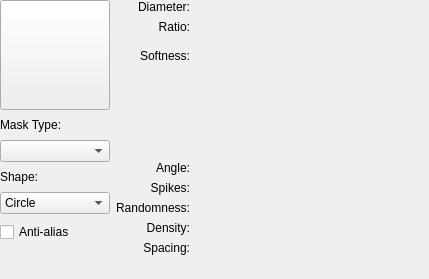
Above: plugins/paintops/libpaintop/forms/wdgautobrush.ui from KDE/krita before the change. Below: the same form after it.
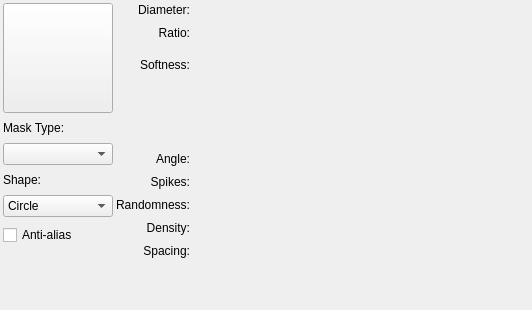
That is the form after the change. Custom widgets are drawn as their Qt base class.

Commit message: reduce the width of the brush editor settings a bit. This will need more changing later

The edit to the form file:
```diff
--- a/plugins/paintops/libpaintop/forms/wdgautobrush.ui
+++ b/plugins/paintops/libpaintop/forms/wdgautobrush.ui
@@ -6,8 +6,8 @@
    <rect>
     <x>0</x>
     <y>0</y>
-    <width>429</width>
-    <height>279</height>
+    <width>532</width>
+    <height>310</height>
    </rect>
   </property>
   <property name="minimumSize">
@@ -16,18 +16,21 @@
     <height>0</height>
    </size>
   </property>
-  <layout class="QGridLayout" name="gridLayout_3" columnstretch="0,1">
+  <layout class="QGridLayout" name="gridLayout_3">
    <property name="leftMargin">
-    <number>0</number>
+    <number>3</number>
    </property>
    <property name="topMargin">
-    <number>0</number>
+    <number>3</number>
    </property>
    <property name="rightMargin">
-    <number>0</number>
+    <number>3</number>
    </property>
    <property name="bottomMargin">
-    <number>0</number>
+    <number>3</number>
+   </property>
+   <property name="spacing">
+    <number>3</number>
    </property>
    <item row="0" column="0">
     <layout class="QVBoxLayout">
@@ -127,44 +130,50 @@
      </item>
     </layout>
    </item>
-   <item row="1" column="1">
-    <spacer name="verticalSpacer">
-     <property name="orientation">
-      <enum>Qt::Vertical</enum>
-     </property>
-     <property name="sizeType">
-      <enum>QSizePolicy::Expanding</enum>
-     </property>
-     <property name="sizeHint" stdset="0">
-      <size>
-       <width>20</width>
-       <height>17</height>
-      </size>
-     </property>
-    </spacer>
-   </item>
    <item row="0" column="1">
-    <layout class="QGridLayout" name="gridLayout_2" columnstretch="0,0,1">
+    <layout class="QGridLayout" name="gridLayout_2" columnstretch="0,0,1,0">
+     <property name="verticalSpacing">
+      <number>9</number>
+     </property>
+     <item row="6" column="1" colspan="2">
+      <widget class="KisDoubleSliderSpinBox" name="density" native="true"/>
+     </item>
+     <item row="5" column="0">
+      <widget class="QLabel" name="lblRandomness">
+       <property name="text">
+        <string>Randomness:</string>
+       </property>
+       <property name="alignment">
+        <set>Qt::AlignRight|Qt::AlignTrailing|Qt::AlignVCenter</set>
+       </property>
+      </widget>
+     </item>
+     <item row="6" column="0">
+      <widget class="QLabel" name="lblDensity">
+       <property name="text">
+        <string>Density:</string>
+       </property>
+       <property name="alignment">
+        <set>Qt::AlignRight|Qt::AlignTrailing|Qt::AlignVCenter</set>
+       </property>
+      </widget>
+     </item>
      <item row="0" column="1" colspan="2">
-      <widget class="KisDoubleSliderSpinBox" name="inputRadius" >
+      <widget class="KisDoubleSliderSpinBox" name="inputRadius" native="true">
+       <property name="sizePolicy">
+        <sizepolicy hsizetype="MinimumExpanding" vsizetype="Preferred">
+         <horstretch>0</horstretch>
+         <verstretch>0</verstretch>
+        </sizepolicy>
+       </property>
        <property name="minimumSize">
         <size>
-         <width>200</width>
+         <width>280</width>
          <height>0</height>
         </size>
        </property>
       </widget>
      </item>
-     <item row="3" column="0">
-      <widget class="QLabel" name="lblAngle">
-       <property name="text">
-        <string>Angle:</string>
-       </property>
-       <property name="alignment">
-        <set>Qt::AlignRight|Qt::AlignTrailing|Qt::AlignVCenter</set>
-       </property>
-      </widget>
-     </item>
      <item row="0" column="0">
       <widget class="QLabel" name="lblDiameter">
        <property name="text">
@@ -185,8 +194,15 @@
        </property>
       </widget>
      </item>
-     <item row="1" column="1" colspan="2">
-      <widget class="KisDoubleSliderSpinBox" name="inputRatio" />
+     <item row="3" column="0">
+      <widget class="QLabel" name="lblAngle">
+       <property name="text">
+        <string>Angle:</string>
+       </property>
+       <property name="alignment">
+        <set>Qt::AlignRight|Qt::AlignTrailing|Qt::AlignVCenter</set>
+       </property>
+      </widget>
      </item>
      <item row="2" column="0" colspan="3">
       <widget class="QStackedWidget" name="stackedWidget">
@@ -329,57 +345,11 @@
        </widget>
       </widget>
      </item>
-     <item row="5" column="0">
-      <widget class="QLabel" name="lblRandomness">
-       <property name="text">
-        <string>Randomness:</string>
-       </property>
-       <property name="alignment">
-        <set>Qt::AlignRight|Qt::AlignTrailing|Qt::AlignVCenter</set>
-       </property>
-      </widget>
-     </item>
-     <item row="4" column="0">
-      <widget class="QLabel" name="lblSpikes">
-       <property name="text">
-        <string>Spikes:</string>
-       </property>
-       <property name="alignment">
-        <set>Qt::AlignRight|Qt::AlignTrailing|Qt::AlignVCenter</set>
-       </property>
-      </widget>
-     </item>
-     <item row="3" column="1" colspan="2">
-      <widget class="KisSliderSpinBox" name="inputAngle" >
-        <property name="minimumSize">
-        <size>
-         <width>200</width>
-         <height>0</height>
-        </size>
-       </property>
-      </widget>
-     </item>
-     <item row="4" column="1" colspan="2">
-      <widget class="KisSliderSpinBox" name="inputSpikes" />
-     </item>
-     <item row="6" column="1" colspan="2">
-      <widget class="KisDoubleSliderSpinBox" name="density" />
-     </item>
-     <item row="5" column="1" colspan="2">
-      <widget class="KisDoubleSliderSpinBox" name="inputRandomness" />
-     </item>
-     <item row="6" column="0">
-      <widget class="QLabel" name="lblDensity">
-       <property name="text">
-        <string>Density:</string>
-       </property>
-       <property name="alignment">
-        <set>Qt::AlignRight|Qt::AlignTrailing|Qt::AlignVCenter</set>
-       </property>
-      </widget>
-     </item>
      <item row="7" column="1" colspan="2">
-      <widget class="KisSpacingSelectionWidget" name="spacingWidget" />
+      <widget class="KisSpacingSelectionWidget" name="spacingWidget" native="true"/>
+     </item>
+     <item row="5" column="1" colspan="2">
+      <widget class="KisDoubleSliderSpinBox" name="inputRandomness" native="true"/>
      </item>
      <item row="7" column="0">
       <widget class="QLabel" name="lblSpacing">
@@ -391,8 +361,60 @@
        </property>
       </widget>
      </item>
+     <item row="3" column="1" colspan="2">
+      <widget class="KisSliderSpinBox" name="inputAngle" native="true">
+       <property name="minimumSize">
+        <size>
+         <width>0</width>
+         <height>0</height>
+        </size>
+       </property>
+      </widget>
+     </item>
+     <item row="4" column="0">
+      <widget class="QLabel" name="lblSpikes">
+       <property name="text">
+        <string>Spikes:</string>
+       </property>
+       <property name="alignment">
+        <set>Qt::AlignRight|Qt::AlignTrailing|Qt::AlignVCenter</set>
+       </property>
+      </widget>
+     </item>
+     <item row="1" column="1" colspan="2">
+      <widget class="KisDoubleSliderSpinBox" name="inputRatio" native="true"/>
+     </item>
+     <item row="4" column="1" colspan="2">
+      <widget class="KisSliderSpinBox" name="inputSpikes" native="true"/>
+     </item>
     </layout>
    </item>
+   <item row="0" column="2">
+    <spacer name="horizontalSpacer_2">
+     <property name="orientation">
+      <enum>Qt::Horizontal</enum>
+     </property>
+     <property name="sizeHint" stdset="0">
+      <size>
+       <width>40</width>
+       <height>20</height>
+      </size>
+     </property>
+    </spacer>
+   </item>
+   <item row="1" column="1">
+    <spacer name="verticalSpacer">
+     <property name="orientation">
+      <enum>Qt::Vertical</enum>
+     </property>
+     <property name="sizeHint" stdset="0">
+      <size>
+       <width>20</width>
+       <height>40</height>
+      </size>
+     </property>
+    </spacer>
+   </item>
   </layout>
  </widget>
  <customwidgets>
```
Left out of the diff: 8 changed lines with no effect on the pictures. The commit also changes 5 other files.
